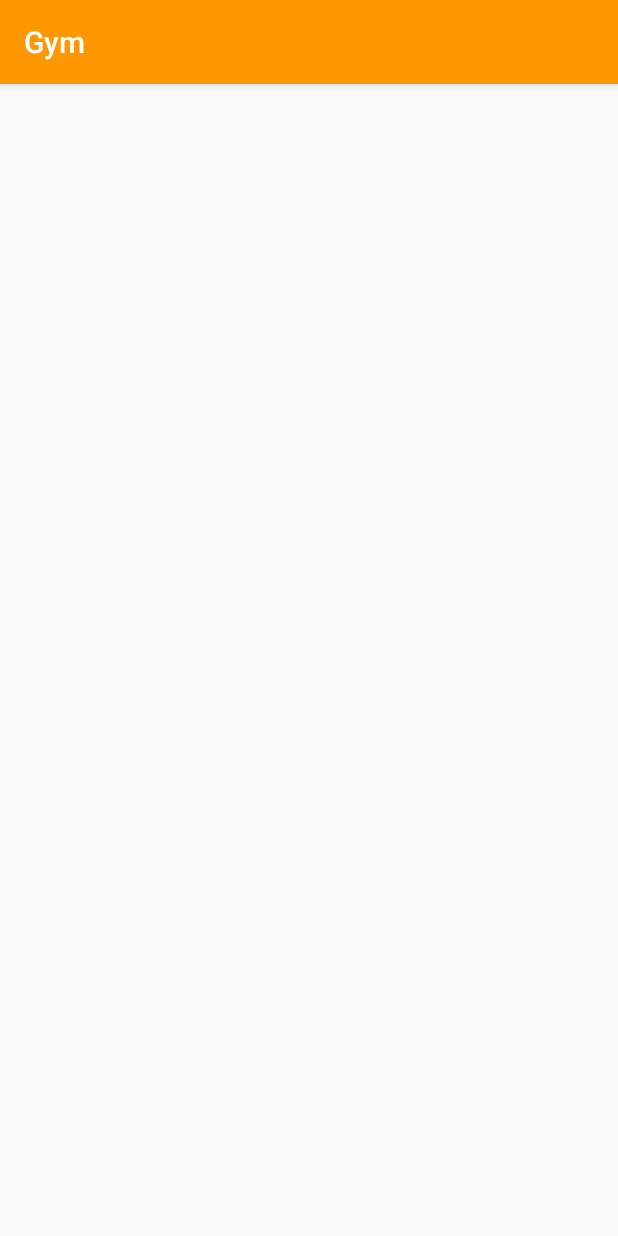
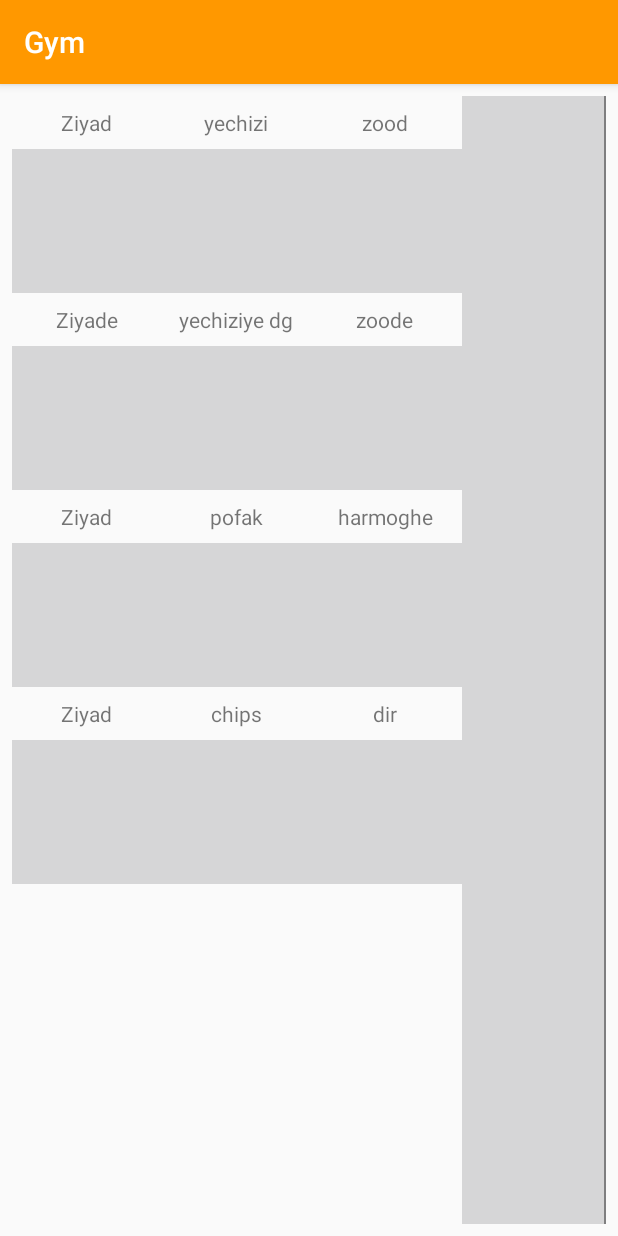
Before and after one commit to m4hdyar/Gym, an Android app: the MealdietProgramActivity screen opened directly, with no data from a screen before it, on a phone screen of 412 x 824 dp. Run offline under Robolectric (Android 15) with nearby library versions, the phone set to English and light mode, and no system bars.

Commit message:
Testing meal diet program and adapter created and decorative vertical line added

```diff
--- a/app/src/main/java/com/example/m4hdyar/gym/MealdietListAdapter.java
+++ b/app/src/main/java/com/example/m4hdyar/gym/MealdietListAdapter.java
@@ -37,7 +37,9 @@ public class MealdietListAdapter extends RecyclerView.Adapter<MealdietListAdapte
     public MealDietListViewHolder onCreateViewHolder(@NonNull ViewGroup parent, int viewType) {
         //Inflating layout from context
         LayoutInflater inflater = LayoutInflater.from(mCtx);
-        View view = inflater.inflate(R.layout.mealdiet_list_item_layout, null);
+
+        //TODO:maybe changing null to parent?! https://stackoverflow.com/questions/30691150/match-parent-width-does-not-work-in-recyclerview
+        View view = inflater.inflate(R.layout.mealdiet_list_item_layout, parent,false);
         //Finally creating view holder
 
         /**
--- a/app/src/main/java/com/example/m4hdyar/gym/MealdietProgram.java
+++ b/app/src/main/java/com/example/m4hdyar/gym/MealdietProgram.java
@@ -8,16 +8,21 @@ public class MealdietProgram {
 
     //Need to check what is Date type
     private Date submitDate;
+    //List of days each program have
+    private ArrayList<MealdietProgramDay> programDays;
 
-    ArrayList<MealdietProgramDay> programDays;
     //TODO:REMOVE STATICS
-    public static class MealdietProgramDay {
+    public class MealdietProgramDay {
         private int dayNumber;
+        //List of rows in each program
+        private ArrayList<MealdietProgramRow> programRows;
         //Each row of Meal Diet Program
-        public static class MealdietProgramRow {
+        public class MealdietProgramRow {
             private String foodName;
             private String mealAmount, mealTime;
+
             private class PrescribedFood {
+
             }
 
             public MealdietProgramRow(String foodName, String mealAmount, String mealTime) {
@@ -40,6 +45,45 @@ public class MealdietProgram {
 
         }
 
+        //Day Constructor
+        public MealdietProgramDay(int dayNumber) {
+            this.dayNumber = dayNumber;
+            this.programRows = new ArrayList<>();
+        }
+
+        //TODO:PRESCRIBED FOOD
+        //Adding one row to a day
+        public MealdietProgramRow addOneRow(String foodName,String mealAmount,String mealTime){
+            MealdietProgramRow newRow = new MealdietProgramRow(foodName,mealAmount,mealTime);
+            programRows.add(newRow);
+            return newRow;
+
+        }
+
+
+        //Get specific program day from program
+        public MealdietProgramRow getProgramRow(int rowNumber){
+            return this.programRows.get(rowNumber);
+        }
+    }
+
+
+    //Constructor
+    public MealdietProgram(Date submitDate) {
+        this.submitDate = submitDate;
+        programDays = new ArrayList<>();
+    }
+
+    //Adding day to a program
+    public MealdietProgramDay addOneDay(int dayNumber){
+        MealdietProgramDay newDay=new MealdietProgramDay(dayNumber);
+        programDays.add(newDay);
+        return newDay;
+    }
+
+    //Get specific program day from program
+    public MealdietProgramDay getProgramDay(int dayNumber){
+        return this.programDays.get(dayNumber);
     }
 
 }
--- a/app/src/main/java/com/example/m4hdyar/gym/MealdietProgramActivity.java
+++ b/app/src/main/java/com/example/m4hdyar/gym/MealdietProgramActivity.java
@@ -1,13 +1,19 @@
 package com.example.m4hdyar.gym;
 
+import android.graphics.Canvas;
+import android.graphics.ColorFilter;
+import android.graphics.drawable.Drawable;
+import android.support.v4.content.ContextCompat;
 import android.support.v7.app.AppCompatActivity;
 import android.os.Bundle;
+import android.support.v7.widget.DividerItemDecoration;
 import android.support.v7.widget.LinearLayoutManager;
 import android.support.v7.widget.RecyclerView;
 
 import com.example.m4hdyar.gym.MealdietProgram.MealdietProgramDay.MealdietProgramRow;
 
 import java.util.ArrayList;
+import java.util.Date;
 import java.util.List;
 
 public class MealdietProgramActivity extends AppCompatActivity {
@@ -18,6 +24,8 @@ public class MealdietProgramActivity extends AppCompatActivity {
 
     List<MealdietProgramRow> programRowsList;
 
+    //TODO:It is a test you can have array of programs too
+    MealdietProgram programTest;
 
     @Override
     protected void onCreate(Bundle savedInstanceState) {
@@ -29,30 +37,53 @@ public class MealdietProgramActivity extends AppCompatActivity {
         programRecyclerView.setHasFixedSize(true);
         //Setting list horizontal and what is in recycler view (HINT :‌ There is a vertical linear layout in recycler view and another horizontal linear layout in that linear layout) :((((
         programRecyclerView.setLayoutManager(new LinearLayoutManager(this));
+
+        //TODO:Delete this and connect to database
         //Creating some temp lists to see the result
+        programTest = new MealdietProgram(new Date());
+        MealdietProgram.MealdietProgramDay programDayTest = programTest.addOneDay(0);
+
         programRowsList.add(
-                new MealdietProgramRow(
+                programDayTest.addOneRow(
                         "yechizi",
                         "Ziyad",
                         "zood")
         );
         programRowsList.add(
-                new MealdietProgramRow(
+                programDayTest.addOneRow(
                         "yechiziye dg",
                         "Ziyade",
                         "zoode")
         );
         programRowsList.add(
-                new MealdietProgramRow(
+                programDayTest.addOneRow(
                         "pofak",
                         "Ziyad",
                         "harmoghe")
         );
         programRowsList.add(
-                new MealdietProgramRow(
+                programDayTest.addOneRow(
                         "chips",
                         "Ziyad",
                         "dir")
         );
+
+        //Choose program list adapter value and assign adapter to recycle view
+        programListAdapter = new MealdietListAdapter(this,programRowsList);
+        programRecyclerView.setAdapter(programListAdapter);
+        //programRecyclerView.addItemDecoration(new RecyclerListDivider(this));
+        DividerItemDecoration verticalDecoration = new DividerItemDecoration(programRecyclerView.getContext(),DividerItemDecoration.VERTICAL);
+        Drawable verticalDivider = ContextCompat.getDrawable(this,R.drawable.line_divider);
+        verticalDecoration.setDrawable(verticalDivider);
+        programRecyclerView.addItemDecoration(verticalDecoration);
+
+
+        DividerItemDecoration horizontalDecoration = new DividerItemDecoration(programRecyclerView.getContext(),DividerItemDecoration.HORIZONTAL);
+        Drawable horizontalDivider = ContextCompat.getDrawable(this,R.drawable.line_divider);
+        horizontalDecoration.setDrawable(horizontalDivider);
+        programRecyclerView.addItemDecoration(horizontalDecoration);
+
+        //horizontalDivider.setDrawable();
+        programRecyclerView.addItemDecoration(new DividerItemDecoration(programRecyclerView.getContext(),DividerItemDecoration.HORIZONTAL));
     }
 }
--- a/app/src/main/res/layout/activity_mealdiet_program.xml
+++ b/app/src/main/res/layout/activity_mealdiet_program.xml
@@ -4,11 +4,14 @@
     xmlns:tools="http://schemas.android.com/tools"
     android:layout_width="match_parent"
     android:layout_height="match_parent"
-    tools:context=".MealdietProgramActivity">
+    tools:context=".MealdietProgramActivity"
+    android:textDirection="rtl"
+    android:layoutDirection="rtl"
+    >
 
     <android.support.v7.widget.RecyclerView
-        android:layout_width="368dp"
-        android:layout_height="495dp"
+        android:layout_width="match_parent"
+        android:layout_height="match_parent"
         android:layout_marginStart="8dp"
         android:layout_marginTop="8dp"
         android:layout_marginEnd="8dp"
--- a/app/src/main/res/layout/mealdiet_list_item_layout.xml
+++ b/app/src/main/res/layout/mealdiet_list_item_layout.xml
@@ -1,4 +1,10 @@
 <?xml version="1.0" encoding="utf-8"?>
+<android.support.constraint.ConstraintLayout xmlns:android="http://schemas.android.com/apk/res/android"
+    android:layout_width="match_parent"
+    android:layout_height="wrap_content"
+    android:textDirection="rtl"
+    android:layoutDirection="rtl"
+    >
     <LinearLayout xmlns:android="http://schemas.android.com/apk/res/android"
         android:layout_width="match_parent"
         android:layout_height="wrap_content"
@@ -7,8 +13,8 @@
         android:layoutDirection="rtl"
         android:gravity="center"
         android:weightSum="3"
+        android:id="@+id/innerListLinearLayouttt"
         >
-
         <TextView
             android:id="@+id/mealTime"
             android:layout_width="0dp"
@@ -41,3 +47,4 @@
             android:gravity="center"
             android:text="amount" />
     </LinearLayout>
+</android.support.constraint.ConstraintLayout>
```
Lines whose indentation alone changed are shown as unchanged.
